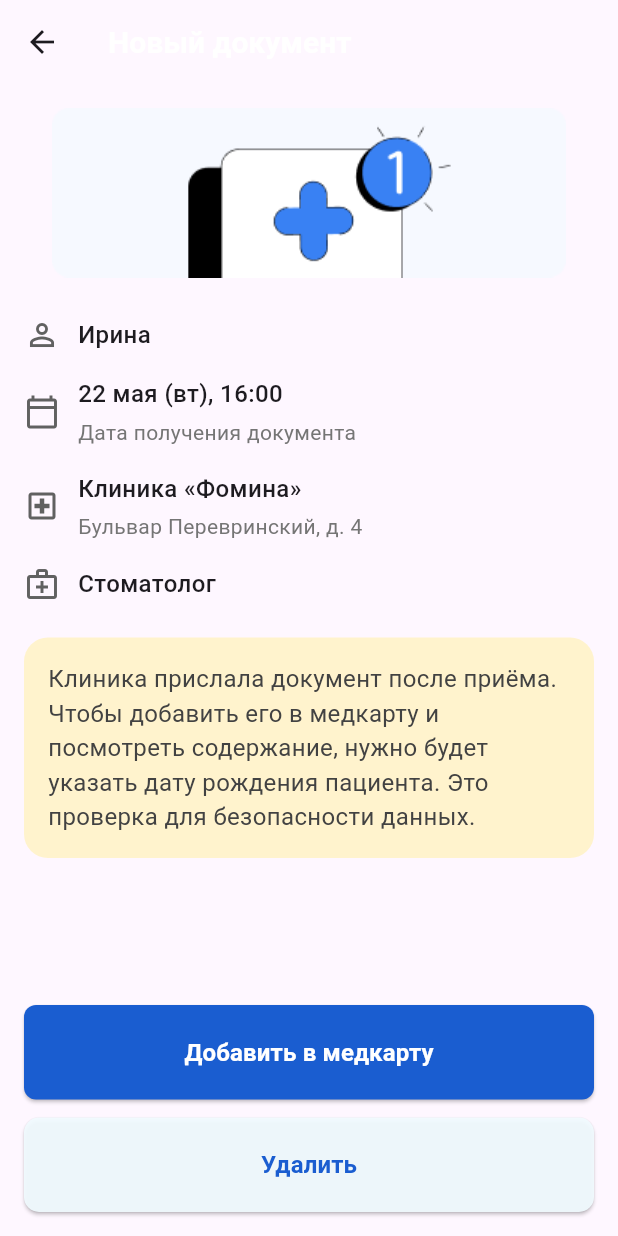
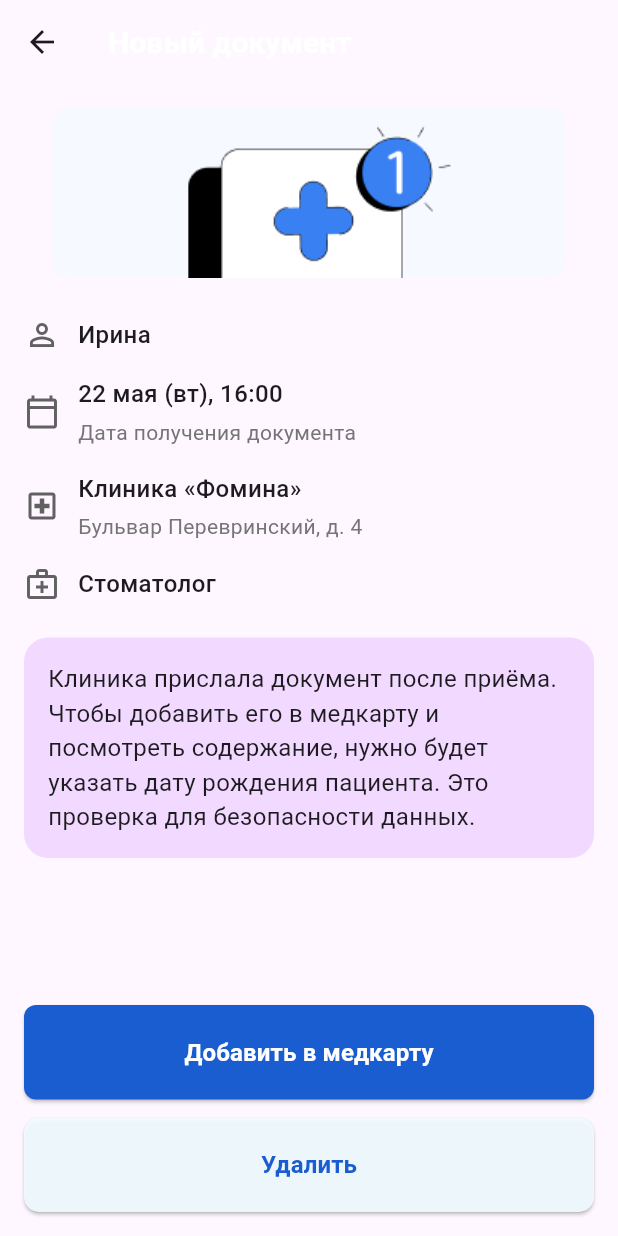
Before and after one commit to SameGevDudios/Medrocket-Flutter-Tasks, a Flutter app: the screen it shows after launch, on a phone screen of 412 x 824 dp. Run offline on Flutter 3.47's test engine with Material 3 defaults, Android fonts, the phone set to English and light mode, and no system bars.

Commit message:
Update info text background color

```diff
--- a/medrocket_task_1/lib/main.dart
+++ b/medrocket_task_1/lib/main.dart
@@ -86,13 +86,12 @@ class NewDocumentPage extends StatelessWidget {
             Container(
               padding: const EdgeInsets.all(16),
               decoration: BoxDecoration(
-                color: const Color(0xFFFFF3CD),
+                color: const Color(0xFFF2D9FF),
                 borderRadius: BorderRadius.circular(16),
               ),
               child:  Expanded(
                     child: Text( infoText,
                       style: TextStyle(
-                        color: Colors.grey[800],
                         fontSize: 16,
                       ),
                     ),
```
